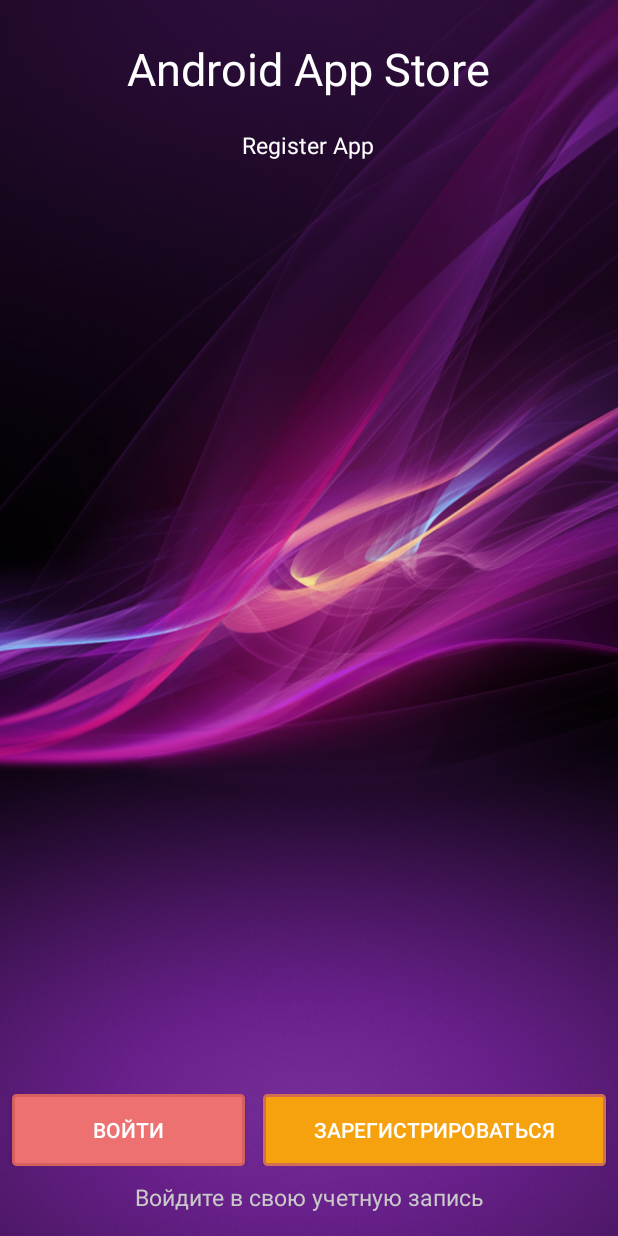
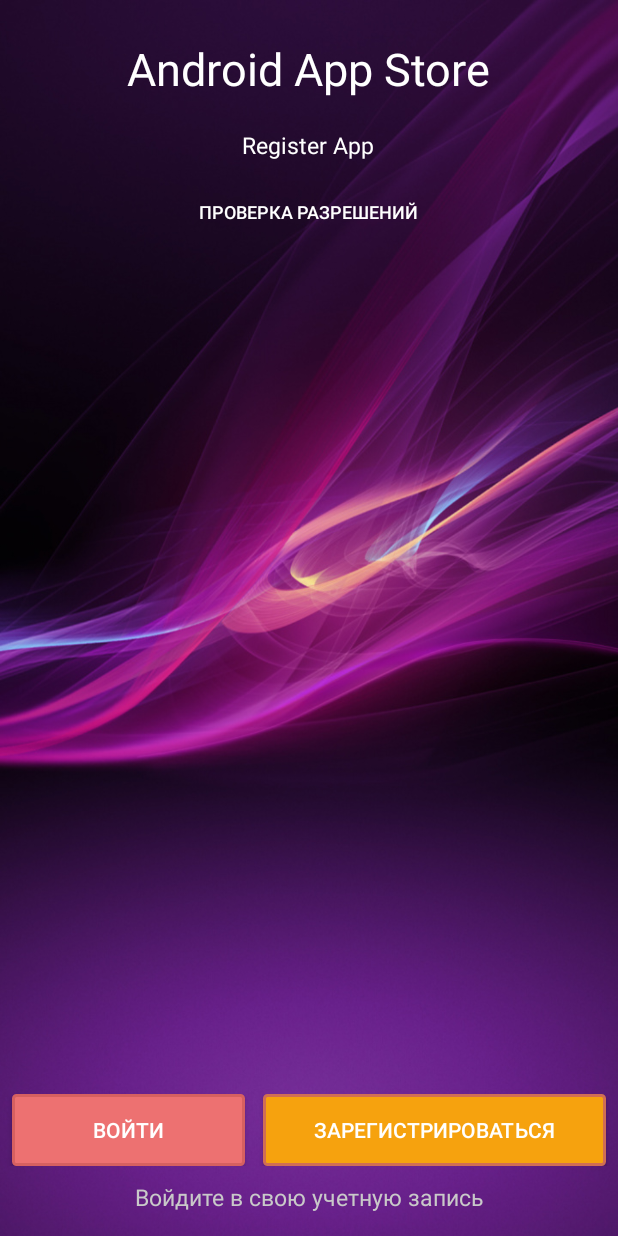
Before and after one commit to Batman511/android-app-store-development, an Android app: the screen it shows after launch (FirstActivity), on a phone screen of 412 x 824 dp. Run offline under Robolectric (Android 15) with nearby library versions, the phone set to English and light mode, and no system bars.

```diff
--- a/app/src/main/res/layout/activity_first.xml
+++ b/app/src/main/res/layout/activity_first.xml
@@ -28,6 +28,14 @@
                 android:textSize="15sp"
                 android:layout_marginTop="20dp"
                 android:textColor="@android:color/white"/>
+        <Button
+                android:text="Проверка разрешений"
+                android:layout_width="wrap_content"
+                android:background="@android:color/transparent"
+                android:textSize="12dp"
+                android:layout_marginTop="10dp"
+                android:textColor="@android:color/white"
+                android:layout_height="wrap_content" android:id="@+id/Storage"/>
     </LinearLayout>
 
     <TextView
```
Also changed, not shown: app/src/main/java/com/example/help_package/FirstActivity.java (+64 -2 lines).
